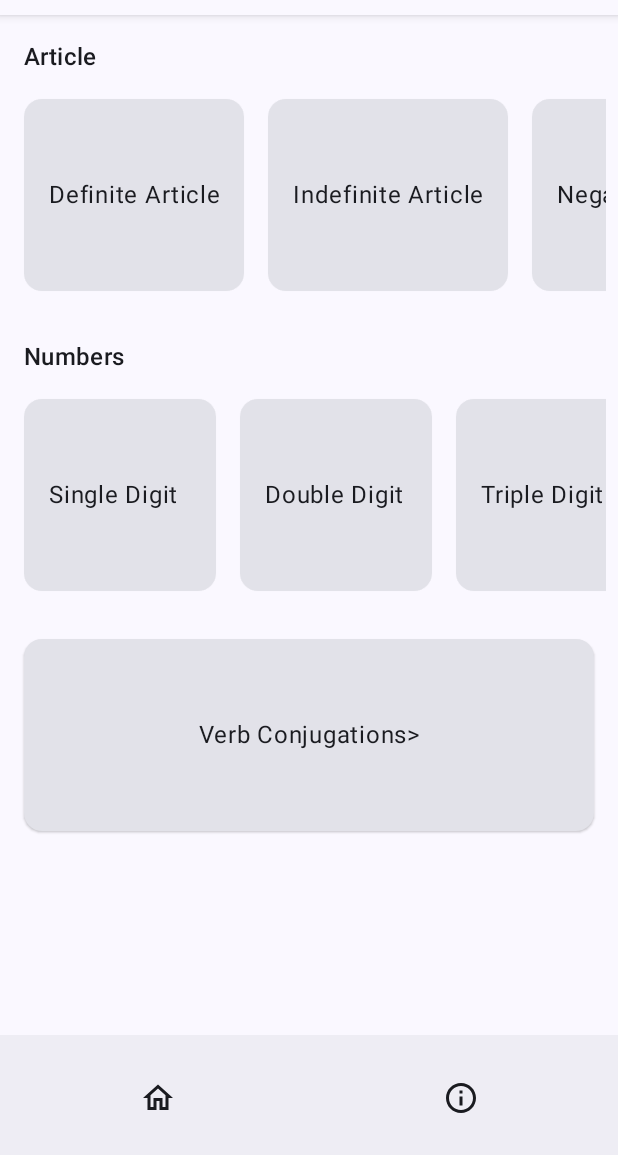
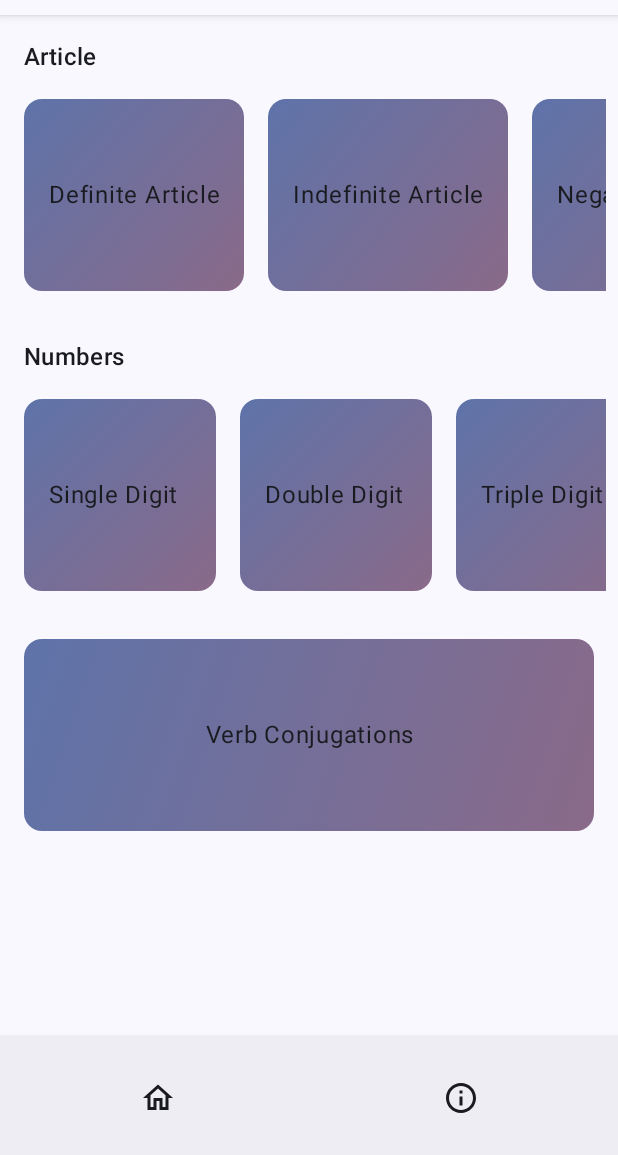
Before and after one commit to AshishPro04/w_deutsch, an Android app built with Jetpack Compose: the screen it shows after launch (MainActivity), on a phone screen of 412 x 824 dp, the part 81-1236 px from its top. Run offline under Robolectric (Android 15) with nearby library versions, the phone set to English and light mode, and no system bars.

Commit message:
Changed the homeScreen Item Colors

```diff
--- a/app/src/main/java/com/aschiesch/dspiel/ui/HomeScreen.kt
+++ b/app/src/main/java/com/aschiesch/dspiel/ui/HomeScreen.kt
@@ -1,5 +1,6 @@
 package com.aschiesch.dspiel.ui
 
+import androidx.compose.foundation.background
 import androidx.compose.foundation.layout.Arrangement
 import androidx.compose.foundation.layout.Column
 import androidx.compose.foundation.layout.defaultMinSize
@@ -17,6 +18,7 @@ import androidx.compose.material3.Text
 import androidx.compose.runtime.Composable
 import androidx.compose.ui.Alignment
 import androidx.compose.ui.Modifier
+import androidx.compose.ui.graphics.Brush
 import androidx.compose.ui.res.stringResource
 import androidx.compose.ui.text.style.TextAlign
 import androidx.compose.ui.tooling.preview.Preview
@@ -103,8 +105,21 @@ fun PlayItem(
         modifier = modifier
             .padding(8.dp)
             .defaultMinSize(minWidth = 128.dp)
-            .height(128.dp),
-        elevation = CardDefaults.elevatedCardElevation()
+            .height(128.dp)
+            .background(
+                brush = Brush.linearGradient(
+                    colors = listOf(
+                        MaterialTheme.colorScheme.primaryContainer,
+                        MaterialTheme.colorScheme.tertiaryContainer
+                    )
+                ),
+                shape = CardDefaults.shape
+            )
+        ,
+        elevation = CardDefaults.cardElevation(),
+        colors = CardDefaults.elevatedCardColors(
+            containerColor = MaterialTheme.colorScheme.primaryContainer.copy(alpha = 0.0f)
+        )
     ) {
         Column(
             modifier = Modifier.fillMaxSize(),
--- a/app/src/main/res/values/strings.xml
+++ b/app/src/main/res/values/strings.xml
@@ -10,7 +10,7 @@
     <string name="single_digit">Single Digit</string>
     <string name="double_digit">Double Digit</string>
     <string name="triple_digit">Triple Digit</string>
-    <string name="verb_conjugations">Verb Conjugations"></string>
+    <string name="verb_conjugations">Verb Conjugations</string>
     <string name="close">Close</string>
     <string name="score">Score</string>
     <string name="complete_result">You got %1$d out of %2$d correct</string>
```
